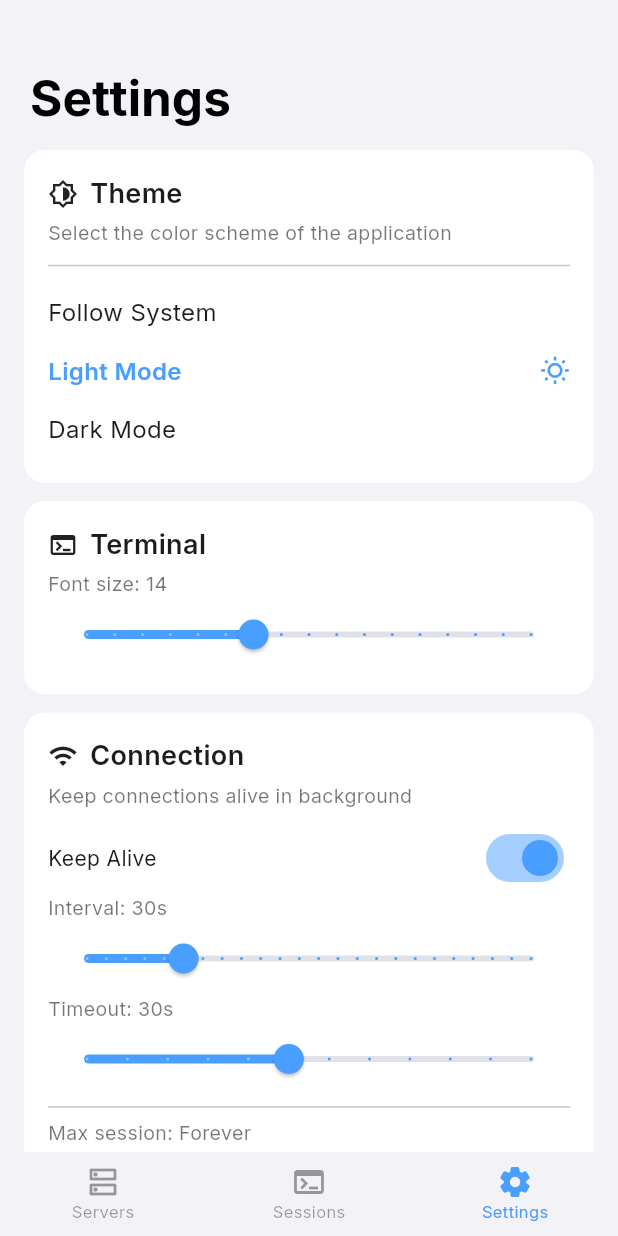
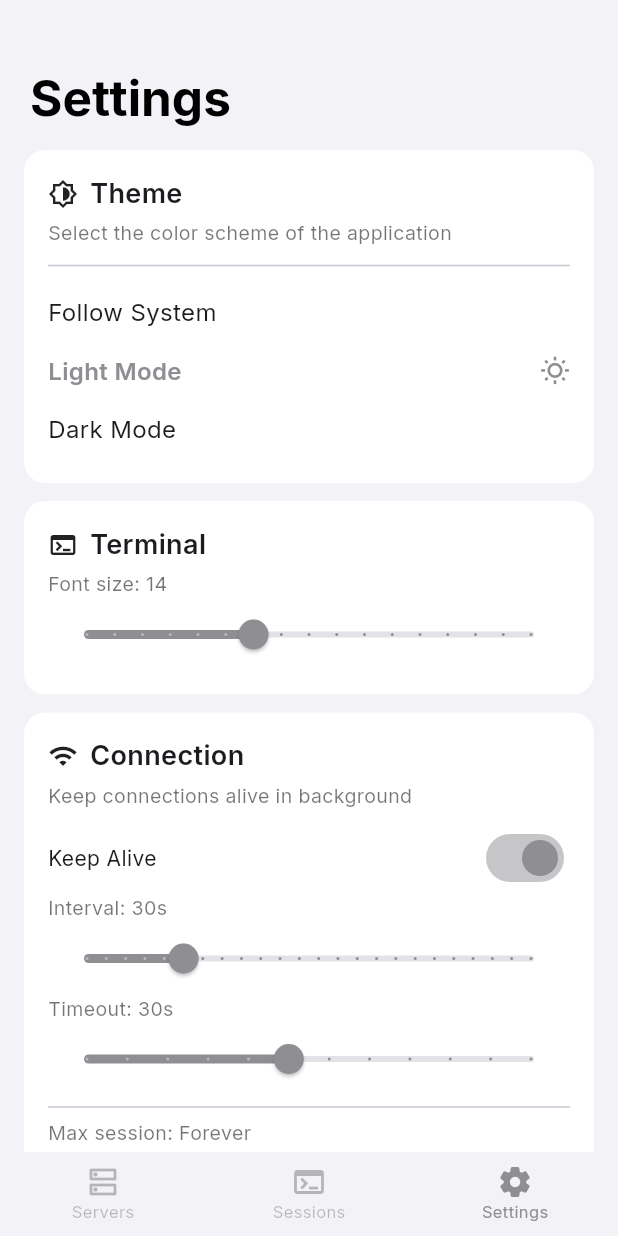
Before and after one commit to rudra-sah00/ssh-client, a Flutter app: the screen it shows after launch, item 3 of the bottom bar chosen, after a tap on "Light Mode", on a phone screen of 412 x 824 dp. Run offline on Flutter 3.47's test engine with Material 3 defaults, Android fonts, the phone set to English and light mode, and no system bars; our stand-ins replace flex_color_scheme, flutter_animate, flutter_riverpod, flutter_secure_storage, freezed_annotation, google_fonts; missing offline and left inert: dartssh2, xterm.

Commit message:
style: all grey theme, no blue anywhere, no bottom nav tap feedback

```diff
--- a/lib/core/theme/app_theme.dart
+++ b/lib/core/theme/app_theme.dart
@@ -4,14 +4,13 @@ import 'package:google_fonts/google_fonts.dart';
 
 abstract class AppTheme {
   static const _radius = 16.0;
-  static const _accent = Color(0xFFB0B0B0);
-  static const _blue = Color(0xFF4A9EFF);
+  static const _accent = Color(0xFF8E8E93);
 
   // ── Light ──
   static ThemeData get light {
     final base = FlexThemeData.light(
       colors: const FlexSchemeColor(
-        primary: _blue,
+        primary: _accent,
         primaryContainer: Color(0xFFE8F0FE),
         secondary: Color(0xFF6B6B6B),
         secondaryContainer: Color(0xFFEEEEEE),
@@ -46,7 +45,7 @@ abstract class AppTheme {
       bottomSheetTheme: base.bottomSheetTheme.copyWith(backgroundColor: Colors.white),
       bottomNavigationBarTheme: const BottomNavigationBarThemeData(
         backgroundColor: Color(0xFFF2F2F7),
-        selectedItemColor: _blue,
+        selectedItemColor: _accent,
         unselectedItemColor: Color(0xFF999999),
       ),
       splashFactory: InkSparkle.splashFactory,
@@ -97,7 +96,7 @@ abstract class AppTheme {
       bottomSheetTheme: base.bottomSheetTheme.copyWith(backgroundColor: const Color(0xFF111111)),
       bottomNavigationBarTheme: const BottomNavigationBarThemeData(
         backgroundColor: Colors.black,
-        selectedItemColor: _blue,
+        selectedItemColor: _accent,
         unselectedItemColor: Colors.white38,
       ),
       splashFactory: InkSparkle.splashFactory,
--- a/lib/presentation/screens/connection/add_edit_connection_screen.dart
+++ b/lib/presentation/screens/connection/add_edit_connection_screen.dart
@@ -3,7 +3,7 @@ import 'package:flutter_riverpod/flutter_riverpod.dart';
 import 'package:ssh_client/data/models/connection/connection_model.dart';
 import 'package:ssh_client/data/providers/providers.dart';
 
-const _accent = Color(0xFF4A9EFF);
+const _accent = Color(0xFF8E8E93);
 
 class AddEditConnectionScreen extends ConsumerStatefulWidget {
   final ConnectionModel? existing;
--- a/lib/presentation/screens/home/home_screen.dart
+++ b/lib/presentation/screens/home/home_screen.dart
@@ -50,7 +50,7 @@ class _HomeScreenState extends ConsumerState<HomeScreen> {
                 padding: const EdgeInsets.only(right: 12),
                 child: GestureDetector(
                   onTap: () => _openAdd(),
-                  child: const Text('Add', style: TextStyle(color: Color(0xFF4A9EFF), fontSize: 17)),
+                  child: const Text('Add', style: TextStyle(color: Color(0xFF8E8E93), fontSize: 17)),
                 ),
               ),
             ],
--- a/lib/presentation/screens/sessions/sessions_screen.dart
+++ b/lib/presentation/screens/sessions/sessions_screen.dart
@@ -55,7 +55,7 @@ class SessionsScreen extends ConsumerWidget {
                           leading: Container(
                             width: 8, height: 8,
                             decoration: BoxDecoration(
-                              color: sessions[i].isConnected ? const Color(0xFF4A9EFF) : Colors.red,
+                              color: sessions[i].isConnected ? const Color(0xFF8E8E93) : Colors.red,
                               shape: BoxShape.circle,
                             ),
                           ),
--- a/lib/presentation/screens/settings/settings_screen.dart
+++ b/lib/presentation/screens/settings/settings_screen.dart
@@ -3,7 +3,7 @@ import 'package:flutter/services.dart';
 import 'package:flutter_riverpod/flutter_riverpod.dart';
 import 'package:ssh_client/data/providers/providers.dart';
 
-const _blue = Color(0xFF4A9EFF);
+const _grey = Color(0xFF8E8E93);
 
 class SettingsScreen extends ConsumerWidget {
   const SettingsScreen({super.key});
@@ -48,7 +48,7 @@ class SettingsScreen extends ConsumerWidget {
                 label: 'Light Mode',
                 selected: settings.themeMode == 'light',
                 onTap: () => notifier.update(settings.copyWith(themeMode: 'light')),
-                trailing: const Icon(Icons.wb_sunny_outlined, color: _blue, size: 20),
+                trailing: const Icon(Icons.wb_sunny_outlined, color: _grey, size: 20),
               ),
               _ThemeOption(
                 label: 'Dark Mode',
@@ -69,7 +69,7 @@ class SettingsScreen extends ConsumerWidget {
               Slider(
                 min: 8, max: 24, divisions: 16,
                 value: settings.terminalFontSize,
-                activeColor: _blue,
+                activeColor: _grey,
                 onChanged: (v) => notifier.update(settings.copyWith(terminalFontSize: v)),
               ),
             ],
@@ -90,7 +90,7 @@ class SettingsScreen extends ConsumerWidget {
                   const Text('Keep Alive'),
                   Switch.adaptive(
                     value: settings.keepAlive,
-                    activeColor: _blue,
+                    activeColor: _grey,
                     onChanged: (v) => notifier.update(settings.copyWith(keepAlive: v)),
                   ),
                 ],
@@ -100,7 +100,7 @@ class SettingsScreen extends ConsumerWidget {
                 Slider(
                   min: 5, max: 120, divisions: 23,
                   value: settings.keepAliveInterval.toDouble(),
-                  activeColor: _blue,
+                  activeColor: _grey,
                   onChanged: (v) => notifier.update(settings.copyWith(keepAliveInterval: v.round())),
                 ),
               ],
@@ -108,7 +108,7 @@ class SettingsScreen extends ConsumerWidget {
               Slider(
                 min: 5, max: 60, divisions: 11,
                 value: settings.connectionTimeout.toDouble(),
-                activeColor: _blue,
+                activeColor: _grey,
                 onChanged: (v) => notifier.update(settings.copyWith(connectionTimeout: v.round())),
               ),
               const Divider(height: 16),
@@ -121,7 +121,7 @@ class SettingsScreen extends ConsumerWidget {
               Slider(
                 min: 0, max: 480, divisions: 16,
                 value: settings.maxSessionMinutes.toDouble(),
-                activeColor: _blue,
+                activeColor: _grey,
                 onChanged: (v) => notifier.update(settings.copyWith(maxSessionMinutes: v.round())),
               ),
             ],
@@ -140,7 +140,7 @@ class SettingsScreen extends ConsumerWidget {
                 onTap: () => Navigator.pushNamed(context, '/snippets'),
                 child: const Padding(
                   padding: EdgeInsets.symmetric(vertical: 8),
-                  child: Text('Manage Snippets', style: TextStyle(color: _blue, fontSize: 16)),
+                  child: Text('Manage Snippets', style: TextStyle(color: _grey, fontSize: 16)),
                 ),
               ),
             ],
@@ -163,14 +163,14 @@ class SettingsScreen extends ConsumerWidget {
                 },
                 child: const Padding(
                   padding: EdgeInsets.symmetric(vertical: 8),
-                  child: Text('Export Connections', style: TextStyle(color: _blue, fontSize: 16)),
+                  child: Text('Export Connections', style: TextStyle(color: _grey, fontSize: 16)),
                 ),
               ),
               GestureDetector(
                 onTap: () => _showImportDialog(context, ref),
                 child: const Padding(
                   padding: EdgeInsets.symmetric(vertical: 8),
-                  child: Text('Import Connections', style: TextStyle(color: _blue, fontSize: 16)),
+                  child: Text('Import Connections', style: TextStyle(color: _grey, fontSize: 16)),
                 ),
               ),
             ],
@@ -290,7 +290,7 @@ class _ThemeOption extends StatelessWidget {
                 label,
                 style: TextStyle(
                   fontSize: 16,
-                  color: selected ? _blue : null,
+                  color: selected ? _grey : null,
                   fontWeight: selected ? FontWeight.w600 : FontWeight.normal,
                 ),
               ),
--- a/lib/presentation/screens/shell/app_shell.dart
+++ b/lib/presentation/screens/shell/app_shell.dart
@@ -24,16 +24,23 @@ class _AppShellState extends State<AppShell> {
           SettingsScreen(),
         ],
       ),
-      bottomNavigationBar: BottomNavigationBar(
+      bottomNavigationBar: Theme(
+        data: Theme.of(context).copyWith(
+          splashColor: Colors.transparent,
+          highlightColor: Colors.transparent,
+          splashFactory: NoSplash.splashFactory,
+        ),
+        child: BottomNavigationBar(
           currentIndex: _index,
           onTap: (i) => setState(() => _index = i),
-        selectedItemColor: const Color(0xFF4A9EFF),
-        unselectedItemColor: Theme.of(context).colorScheme.onSurface.withValues(alpha: 0.38),
+          selectedItemColor: const Color(0xFF8E8E93),
+          unselectedItemColor: Theme.of(context).colorScheme.onSurface.withValues(alpha: 0.25),
           backgroundColor: Theme.of(context).scaffoldBackgroundColor,
           type: BottomNavigationBarType.fixed,
           selectedFontSize: 11,
           unselectedFontSize: 11,
           elevation: 0,
+          enableFeedback: false,
         items: const [
           BottomNavigationBarItem(
             icon: Icon(Icons.dns_outlined),
@@ -52,6 +59,7 @@ class _AppShellState extends State<AppShell> {
           ),
         ],
         ),
+      ),
     );
   }
 }
```
Lines whose indentation alone changed are shown as unchanged.
